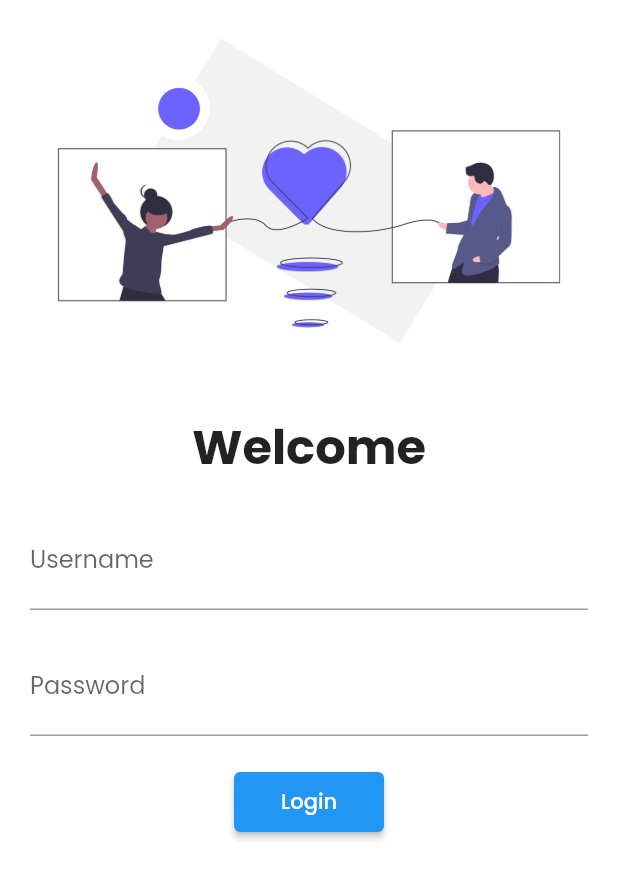
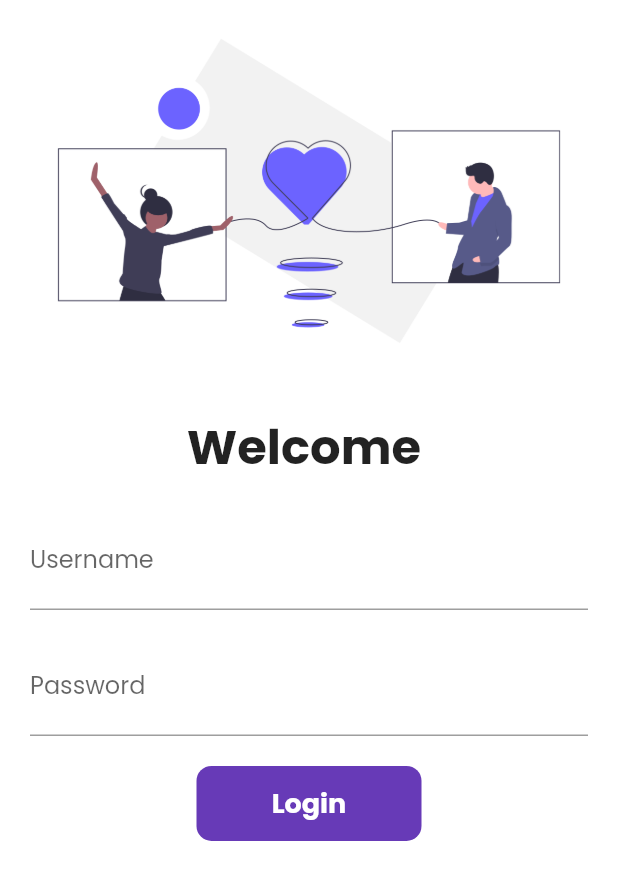
Before and after one commit to MuttakinHasib/shopperhop, a Flutter app: the screen it shows after launch, on a phone screen of 412 x 824 dp. Shown: the top 880 px of the screen. Run offline on Flutter 3.47's test engine with Material 2 defaults, Android fonts, the phone set to English and light mode, and no system bars; our stand-ins replace google_fonts.

Commit message:
added button animation & navigator pushName :zap:

```diff
--- a/lib/pages/login.dart
+++ b/lib/pages/login.dart
@@ -1,7 +1,15 @@
 import 'package:flutter/material.dart';
 
-class LoginPage extends StatelessWidget {
+class LoginPage extends StatefulWidget {
   const LoginPage({Key? key}) : super(key: key);
+
+  @override
+  State<LoginPage> createState() => _LoginPageState();
+}
+
+class _LoginPageState extends State<LoginPage> {
+  String name = '';
+  bool changeButon = false;
 
   @override
   Widget build(BuildContext context) {
@@ -14,9 +22,9 @@ class LoginPage extends StatelessWidget {
             const SizedBox(
               height: 20.0,
             ),
-            const Text(
-              "Welcome",
-              style: TextStyle(fontSize: 32, fontWeight: FontWeight.bold),
+            Text(
+              "Welcome $name",
+              style: const TextStyle(fontSize: 32, fontWeight: FontWeight.bold),
             ),
             Padding(
               padding: const EdgeInsets.all(20.0),
@@ -25,6 +33,10 @@ class LoginPage extends StatelessWidget {
                   TextFormField(
                     decoration: const InputDecoration(
                         hintText: 'Enter username', labelText: 'Username'),
+                    onChanged: (value) => {
+                      name = value,
+                      setState(() {}),
+                    },
                   ),
                   const SizedBox(
                     height: 20.0,
@@ -39,12 +51,39 @@ class LoginPage extends StatelessWidget {
                   const SizedBox(
                     height: 20.0,
                   ),
-                  ElevatedButton(
-                    onPressed: () => {},
-                    style: TextButton.styleFrom(
-                      minimumSize: const Size(100, 40),
+                  InkWell(
+                    onTap: () async {
+                      setState(() {
+                        changeButon = true;
+                      });
+                      await Future.delayed(
+                        const Duration(seconds: 1),
+                      );
+                      Navigator.pushNamed(context, '/home');
+                    },
+                    child: AnimatedContainer(
+                      duration: const Duration(seconds: 1),
+                      width: changeButon ? 50 : 150,
+                      height: 50,
+                      alignment: Alignment.center,
+                      decoration: BoxDecoration(
+                        color: Colors.deepPurple,
+                        borderRadius:
+                            BorderRadius.circular(changeButon ? 50 : 10),
+                      ),
+                      child: changeButon
+                          ? const Icon(
+                              Icons.done,
+                              color: Colors.white,
+                            )
+                          : const Text(
+                              'Login',
+                              style: TextStyle(
+                                  color: Colors.white,
+                                  fontWeight: FontWeight.bold,
+                                  fontSize: 18),
+                            ),
                     ),
-                    child: const Text('Login'),
                   ),
                 ],
               ),
```
